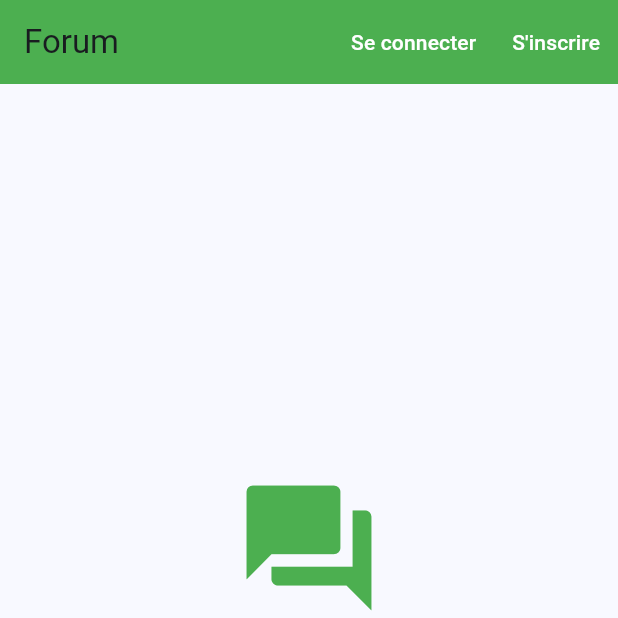
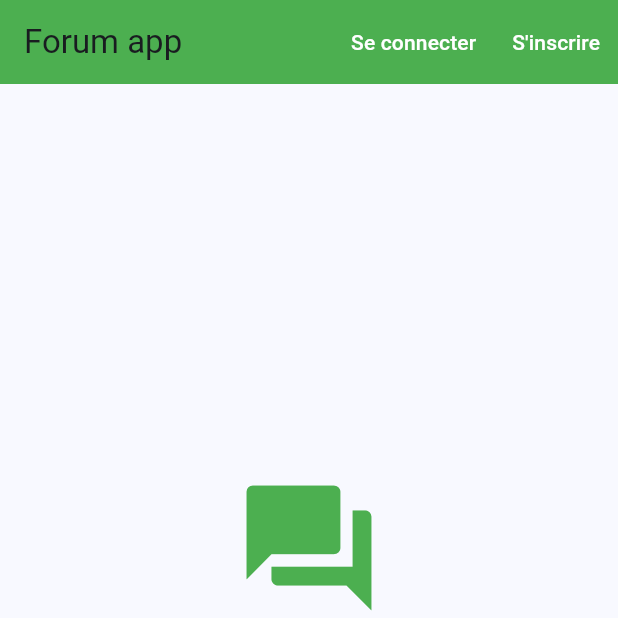
Before and after one commit to Picpepper/FlutterForum, a Flutter app: the screen it shows after launch, on a phone screen of 412 x 824 dp, the top half of it. Run offline on Flutter 3.47's test engine with Material 3 defaults, Android fonts, the phone set to English and light mode, and no system bars; our stand-ins replace flutter_secure_storage, jwt_decoder.

Commit message:
add: debut du projet

```diff
--- a/lib/screens/home_screen.dart
+++ b/lib/screens/home_screen.dart
@@ -14,7 +14,7 @@ class HomeScreen extends StatelessWidget {
 
     return Scaffold(
       appBar: AppBar(
-        title: Text("Forum"),
+        title: Text("Forum app"),
         backgroundColor: Colors.green,
         actions: [
           if (!isAuthenticated) ...[
```
